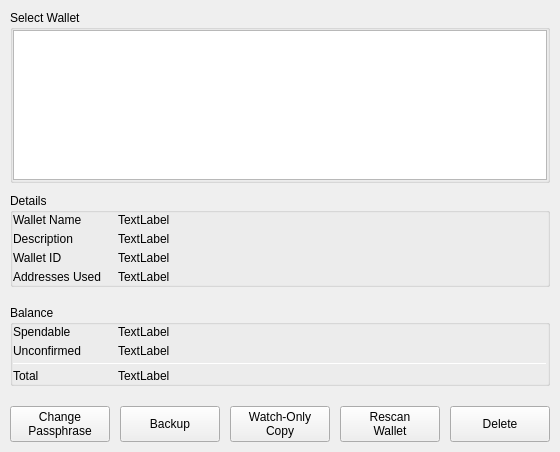
First picture: the form in BlockSettleUILib/WalletPropertiesDialog.ui, repository BlockSettle/terminal, before the edit.
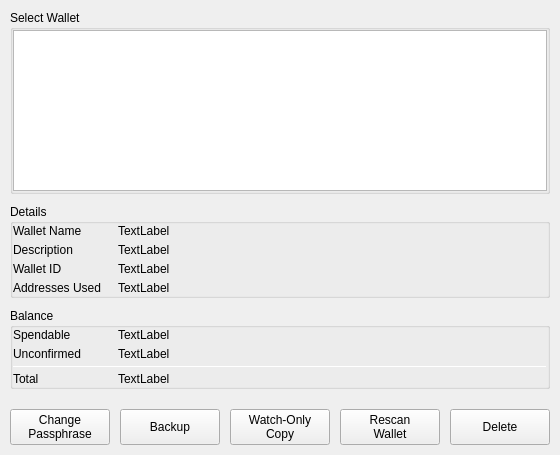
Second picture: the form after the edit.

Commit message:
Prettified wallets properties dialog.
Task-number: BST-784

The edit to the form file:
```diff
--- a/BlockSettleUILib/WalletPropertiesDialog.ui
+++ b/BlockSettleUILib/WalletPropertiesDialog.ui
@@ -7,7 +7,7 @@
     <x>0</x>
     <y>0</y>
     <width>560</width>
-    <height>452</height>
+    <height>455</height>
    </rect>
   </property>
   <property name="maximumSize">
@@ -37,6 +37,12 @@
    </property>
    <item>
     <widget class="QWidget" name="wallet" native="true">
+     <property name="sizePolicy">
+      <sizepolicy hsizetype="Preferred" vsizetype="Expanding">
+       <horstretch>0</horstretch>
+       <verstretch>0</verstretch>
+      </sizepolicy>
+     </property>
      <layout class="QVBoxLayout" name="verticalLayout_8">
       <property name="spacing">
        <number>5</number>
@@ -55,6 +61,12 @@
       </property>
       <item>
        <widget class="QGroupBox" name="groupBox">
+        <property name="sizePolicy">
+         <sizepolicy hsizetype="Preferred" vsizetype="Expanding">
+          <horstretch>0</horstretch>
+          <verstretch>0</verstretch>
+         </sizepolicy>
+        </property>
         <property name="title">
          <string>Select Wallet</string>
         </property>
@@ -115,7 +127,7 @@
        <number>10</number>
       </property>
       <property name="bottomMargin">
-       <number>0</number>
+       <number>10</number>
       </property>
       <item>
        <widget class="QGroupBox" name="groupBoxDetails">
@@ -410,19 +422,6 @@
      </layout>
     </widget>
    </item>
-   <item>
-    <spacer name="verticalSpacer">
-     <property name="orientation">
-      <enum>Qt::Vertical</enum>
-     </property>
-     <property name="sizeHint" stdset="0">
-      <size>
-       <width>20</width>
-       <height>200</height>
-      </size>
-     </property>
-    </spacer>
-   </item>
    <item>
     <widget class="QWidget" name="balanceWidget" native="true">
      <property name="minimumSize">
@@ -442,7 +441,7 @@
        <number>10</number>
       </property>
       <property name="topMargin">
-       <number>10</number>
+       <number>0</number>
       </property>
       <property name="rightMargin">
        <number>10</number>
```
The commit also changes 1 other file.
